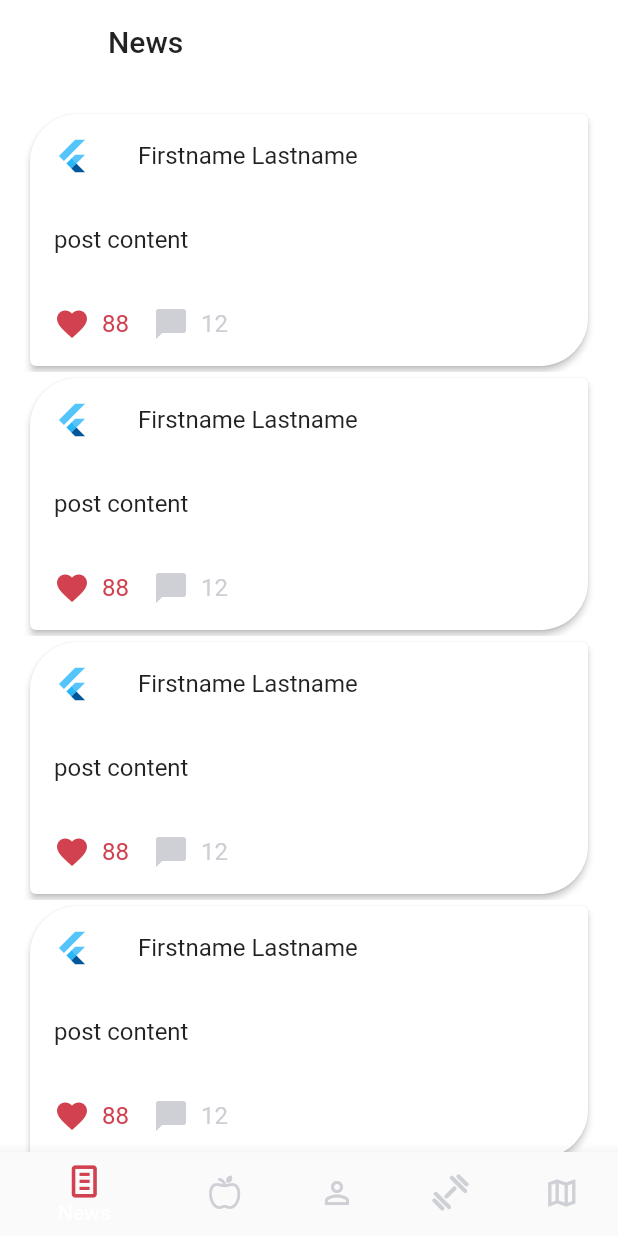
After one commit to ablintsova/test_project, a Flutter app: the Navigation screen opened directly, on a phone screen of 412 x 824 dp. The commit adds this screen. Run offline on Flutter 3.47's test engine with Material 2 defaults, Android fonts, the phone set to English and light mode, and no system bars.

Commit message:
Add navigation

```diff
--- /dev/null
+++ b/lib/blank_page.dart
@@ -0,0 +1,15 @@
+import 'package:flutter/material.dart';
+
+class BlankPage extends StatelessWidget {
+  BlankPage(this.title);
+
+  final String title;
+
+  @override
+  Widget build(BuildContext context) {
+    return Container(
+      color: Colors.white,
+      child: Text(title),
+    );
+  }
+}
--- /dev/null
+++ b/lib/feed_page.dart
@@ -0,0 +1,87 @@
+import 'package:flutter/material.dart';
+
+class FeedPage extends StatelessWidget {
+  @override
+  Widget build(BuildContext context) {
+    return Feed();
+  }
+}
+
+class Feed extends StatefulWidget {
+  @override
+  FeedState createState() => FeedState();
+}
+
+class FeedState extends State<Feed> {
+  Widget build(BuildContext context) {
+    return ListView.builder(
+        padding: EdgeInsets.all(16.0),
+        itemCount: 5,
+        itemBuilder: (context, item) => _buildPost(context, item));
+  }
+
+  Widget _buildFeed() {
+    return ListView.builder(
+        padding: EdgeInsets.all(16.0),
+        itemCount: 5,
+        itemBuilder: (context, item) => _buildPost(context, item));
+  }
+
+  Widget _buildPost(BuildContext context, int item) {
+    return Container(
+        color: Colors.white,
+        child: Card(
+          elevation: 2.0,
+          child: Column(children: <Widget>[
+            ListTile(
+              leading: FlutterLogo(),
+              title: Text('Firstname Lastname'),
+            ),
+            ListTile(
+              title: Text('post content'),
+            ),
+            ListTile(
+              title: Row(
+                mainAxisAlignment: MainAxisAlignment.start,
+                children: const <Widget>[
+                  Padding(
+                    padding: EdgeInsets.only(right: 8.0),
+                    child: Icon(
+                      Icons.favorite,
+                      color: Color.fromRGBO(209, 65, 79, 1),
+                      size: 24.0,
+                      semanticLabel: 'Like',
+                    ),
+                  ),
+                  Padding(
+                    padding: EdgeInsets.only(right: 16.0),
+                    child: Text(
+                      '88',
+                      style: TextStyle(
+                        color: Color.fromRGBO(209, 65, 79, 1),
+                      ),
+                    ),
+                  ),
+                  Padding(
+                    padding: EdgeInsets.only(right: 8.0),
+                    child: Icon(
+                      Icons.chat_bubble_outlined,
+                      color: Color.fromRGBO(206, 208, 213, 1),
+                      size: 24.0,
+                      semanticLabel: 'Comments',
+                    ),
+                  ),
+                  Text(
+                    '12',
+                    style: TextStyle(
+                      color: Color.fromRGBO(206, 208, 213, 1),
+                    ),
+                  )
+                ],
+              ),
+            ),
+          ]),
+        )
+    );
+  }
+}
--- /dev/null
+++ b/lib/my_flutter_app_icons.dart
@@ -0,0 +1,32 @@
+/// Flutter icons MyFlutterApp
+/// Copyright (C) 2021 by original authors @ fluttericon.com, fontello.com
+/// This font was generated by FlutterIcon.com, which is derived from Fontello.
+///
+/// To use this font, place it in your fonts/ directory and include the
+/// following in your pubspec.yaml
+///
+/// flutter:
+///   fonts:
+///    - family:  MyFlutterApp
+///      fonts:
+///       - asset: fonts/MyFlutterApp.ttf
+///
+///
+/// * Entypo, Copyright (C) 2012 by Daniel Bruce
+///         Author:    Daniel Bruce
+///         License:   SIL (http://scripts.sil.org/OFL)
+///         Homepage:  http://www.entypo.com
+///
+import 'package:flutter/widgets.dart';
+
+class MyFlutterApp {
+  MyFlutterApp._();
+
+  static const _kFontFam = 'MyFlutterApp';
+  static const String? _kFontPkg = null;
+
+  static const IconData doc_text = IconData(0xe800, fontFamily: _kFontFam, fontPackage: _kFontPkg);
+  static const IconData gym = IconData(0xe801, fontFamily: _kFontFam, fontPackage: _kFontPkg);
+  static const IconData apple = IconData(0xe802, fontFamily: _kFontFam, fontPackage: _kFontPkg);
+  static const IconData profile = IconData(0xe803, fontFamily: _kFontFam, fontPackage: _kFontPkg);
+}
--- /dev/null
+++ b/lib/navigation.dart
@@ -0,0 +1,80 @@
+import 'package:flutter/material.dart';
+import 'feed_page.dart';
+import 'blank_page.dart';
+import 'my_flutter_app_icons.dart';
+
+class NavigationPage extends StatelessWidget {
+  @override
+  Widget build(BuildContext context) {
+    return Navigation();
+  }
+}
+
+class Navigation extends StatefulWidget {
+  @override
+  NavigationState createState() => NavigationState();
+}
+
+class NavigationState extends State<Navigation> {
+  int _currentIndex = 0;
+  final List<Widget> _pages = [
+    FeedPage(),
+    BlankPage('2nd page'),
+    BlankPage('3rd page'),
+    BlankPage('4th page'),
+    BlankPage('5th page')
+  ];
+
+  Widget build(BuildContext context) {
+    return Scaffold(
+      appBar: AppBar(
+        title: Text(
+          'News',
+          style: TextStyle(
+            color: Colors.black87,
+          ),
+        ),
+        backgroundColor: Colors.white,
+        elevation: 0.0,
+      ),
+      body: Center(
+          child: Container(
+              decoration: BoxDecoration(color: Colors.white),
+              child: _pages[_currentIndex]
+          ),
+      ),
+      bottomNavigationBar: BottomNavigationBar(
+        onTap: onMenuItemSelected,
+        currentIndex: 0,
+        items: [
+          BottomNavigationBarItem(
+              icon: Icon(MyFlutterApp.doc_text,
+                  color: Color.fromRGBO(209, 65, 79, 1)),
+              label: 'News'),
+          BottomNavigationBarItem(
+              icon: Icon(MyFlutterApp.apple,
+                  color: Color.fromRGBO(206, 208, 213, 1)),
+              label: 'Apple'),
+          BottomNavigationBarItem(
+              icon: Icon(Icons.person_outline,
+                  color: Color.fromRGBO(206, 208, 213, 1)),
+              label: 'Profile'),
+          BottomNavigationBarItem(
+              icon:
+              Icon(MyFlutterApp.gym, color: Color.fromRGBO(206, 208, 213, 1)),
+              label: 'Gym'),
+          BottomNavigationBarItem(
+              icon: Icon(Icons.map_outlined,
+                  color: Color.fromRGBO(206, 208, 213, 1)),
+              label: 'Map')
+        ],
+      ),
+    );
+  }
+
+  void onMenuItemSelected(int index) {
+    setState(() {
+      _currentIndex = index;
+    });
+  }
+}
--- a/lib/sign_in_form.dart
+++ b/lib/sign_in_form.dart
@@ -1,4 +1,5 @@
 import 'package:flutter/material.dart';
+import 'navigation.dart';
 
 // Create a Form widget.
 class SignInForm extends StatefulWidget {
@@ -105,10 +106,11 @@ class SignInFormState extends State<SignInForm> {
               onPressed: () {
                 // Validate returns true if the form is valid, or false otherwise.
                 if (_formKey.currentState!.validate()) {
-                  // If the form is valid, display a snackbar. In the real world,
-                  // you'd often call a server or save the information in a database.
-                  ScaffoldMessenger.of(context)
-                      .showSnackBar(SnackBar(content: Text('Processing Data')));
+                  Navigator.push(context,
+                      MaterialPageRoute(
+                          builder: (BuildContext context) => NavigationPage(),
+                          fullscreenDialog: true)
+                  );
                 }
               },
               child: Ink(
--- a/pubspec.yaml
+++ b/pubspec.yaml
@@ -44,6 +44,12 @@ flutter:
   # the material Icons class.
   uses-material-design: true
 
+
+  fonts:
+   - family:  MyFlutterApp
+     fonts:
+     - asset: assets/MyFlutterApp.ttf
+
   # To add assets to your application, add an assets section, like this:
   # assets:
   #   - images/a_dot_burr.jpeg
```
Also changed, not shown: lib/sign_in_card.dart (+5 -5 lines), assets/MyFlutterApp.ttf (added).
